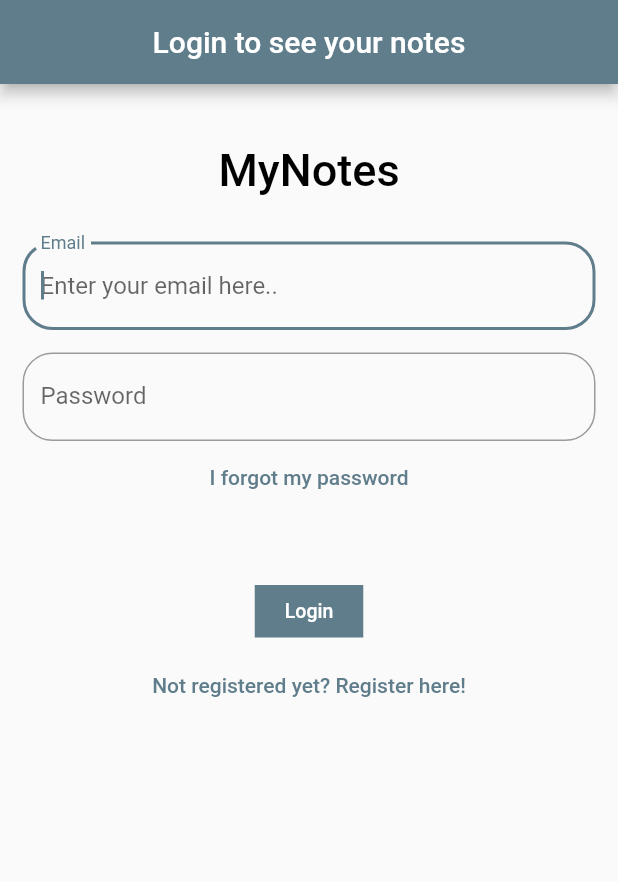
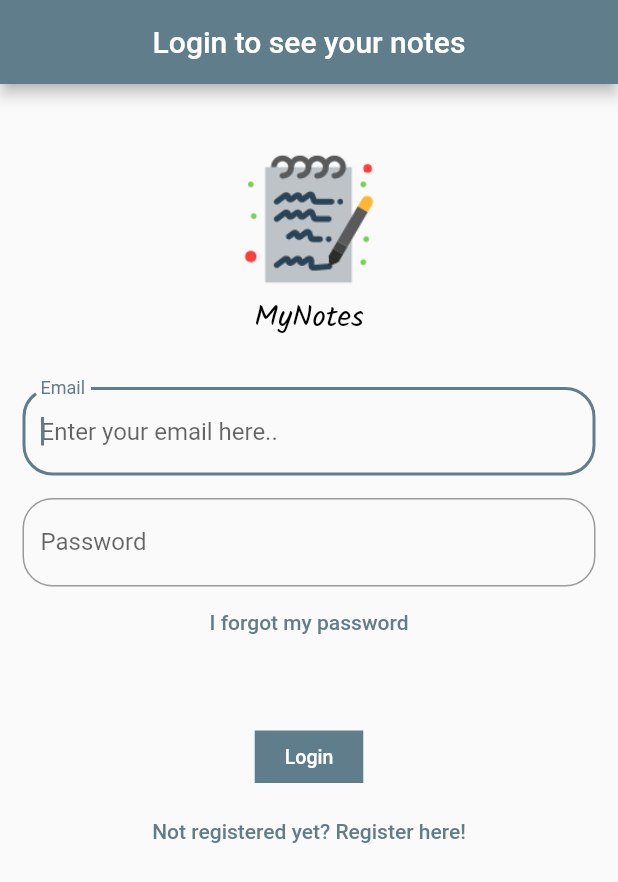
Before and after one commit to husseinalasfar/mynotes-project, a Flutter app: the screen it shows after launch, on a phone screen of 412 x 824 dp. Shown: the top 882 px of the screen. Run offline on Flutter 3.47's test engine with Material 2 defaults, Android fonts, the phone set to English and light mode, and no system bars; our stand-ins replace bloc, cloud_firestore, equatable, firebase_auth, firebase_core, flutter_bloc and 1 more; accounts and stored records are empty.

Commit message:
22 upload

```diff
--- a/lib/views/login_view.dart
+++ b/lib/views/login_view.dart
@@ -54,12 +54,18 @@ class _LoginViewState extends State<LoginView> {
             padding: const EdgeInsets.fromLTRB(15, 40, 15, 0),
             child: Column(
               children: [
+                Image.asset(
+                  'assets/images/icon.png',
+                  height: 100,
+                  width: 100,
+                ),
                 const Text(
                   'MyNotes',
                   style: TextStyle(
-                      color: Colors.black,
-                      fontSize: 30,
-                      fontWeight: FontWeight.w500),
+                    color: Colors.black,
+                    fontSize: 20,
+                    fontFamily: 'Kalam',
+                  ),
                 ),
                 const SizedBox(height: 30),
                 TextField(
--- a/pubspec.yaml
+++ b/pubspec.yaml
@@ -69,9 +69,8 @@ flutter:
   uses-material-design: true
 
   # To add assets to your application, add an assets section, like this:
-  # assets:
-  #   - images/a_dot_burr.jpeg
-  #   - images/a_dot_ham.jpeg
+  assets:
+    - assets/images/icon.png
 
   # An image asset can refer to one or more resolution-specific "variants", see
   # https://flutter.dev/assets-and-images/#resolution-aware
```
Also changed, not shown: lib/views/register_view.dart (+6 -3 lines), assets/images/icon.png (added).
